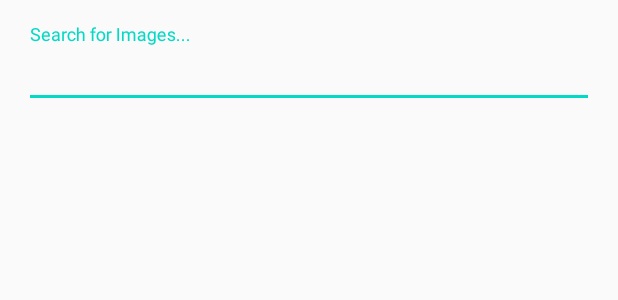
After one commit to hashimTahir/AndroidTests, an Android app: the layout fragment_image_pick.xml on its own in the app's theme, with its tools: preview values and no code run, on a phone screen of 412 x 824 dp. The commit adds this screen. Shown: the top 300 px of the screen. Run offline under Robolectric (Android 15) with nearby library versions, the phone set to English and light mode, and no system bars.

Commit message:
Layout files added.
Signed-off-by: hashim <hashimtahir@live.com>

```diff
--- a/app/build.gradle
+++ b/app/build.gradle
@@ -123,4 +123,6 @@ dependencies {
     androidTestImplementation 'androidx.test.espresso:espresso-core:3.2.0'
     androidTestImplementation "org.mockito:mockito-core:2.21.0"
 
+    def materialDesignVersion = '1.3.0-alpha02'
+    implementation "com.google.android.material:material:$materialDesignVersion"
 }
--- /dev/null
+++ b/app/src/main/res/layout/fragment_image_pick.xml
@@ -0,0 +1,52 @@
+<?xml version="1.0" encoding="utf-8"?>
+<!--
+  ~ Copyright (c) 2020/  8/ 24.  Created by Hashim Tahir
+  -->
+
+<androidx.constraintlayout.widget.ConstraintLayout xmlns:android="http://schemas.android.com/apk/res/android"
+    xmlns:app="http://schemas.android.com/apk/res-auto"
+    xmlns:tools="http://schemas.android.com/tools"
+    android:layout_width="match_parent"
+    android:layout_height="match_parent">
+
+    <com.google.android.material.textfield.TextInputLayout
+        android:id="@+id/textInputLayout4"
+        android:layout_width="match_parent"
+        android:layout_height="wrap_content"
+        android:layout_margin="16dp"
+        android:hint="Search for Images..."
+        app:layout_constraintEnd_toEndOf="parent"
+        app:layout_constraintHorizontal_bias="0.5"
+        app:layout_constraintStart_toStartOf="parent"
+        app:layout_constraintTop_toTopOf="parent">
+
+        <com.google.android.material.textfield.TextInputEditText
+            android:id="@+id/etSearch"
+            android:layout_width="match_parent"
+            android:layout_height="match_parent" />
+
+    </com.google.android.material.textfield.TextInputLayout>
+
+    <androidx.recyclerview.widget.RecyclerView
+        android:id="@+id/rvImages"
+        android:layout_width="match_parent"
+        android:layout_height="0dp"
+        android:layout_margin="16dp"
+        app:layout_constraintBottom_toBottomOf="parent"
+        app:layout_constraintEnd_toEndOf="parent"
+        app:layout_constraintHorizontal_bias="0.5"
+        app:layout_constraintStart_toStartOf="parent"
+        app:layout_constraintTop_toBottomOf="@+id/textInputLayout4" />
+
+    <ProgressBar
+        android:id="@+id/progressBar"
+        android:layout_width="wrap_content"
+        android:layout_height="wrap_content"
+        android:visibility="gone"
+        app:layout_constraintBottom_toBottomOf="parent"
+        app:layout_constraintEnd_toEndOf="parent"
+        app:layout_constraintHorizontal_bias="0.5"
+        app:layout_constraintStart_toStartOf="parent"
+        app:layout_constraintTop_toTopOf="parent" />
+
+</androidx.constraintlayout.widget.ConstraintLayout>
```
Also changed, not shown: app/src/main/res/layout/activity_main.xml (+7 -10 lines), app/src/main/res/layout/fragment_add_shopping_item.xml (added, +89 -0 lines), app/src/main/res/layout/fragment_shopping.xml (added, +52 -0 lines), app/src/main/res/layout/item_image.xml (added, +20 -0 lines), app/src/main/res/layout/item_shopping.xml (added, +51 -0 lines).
